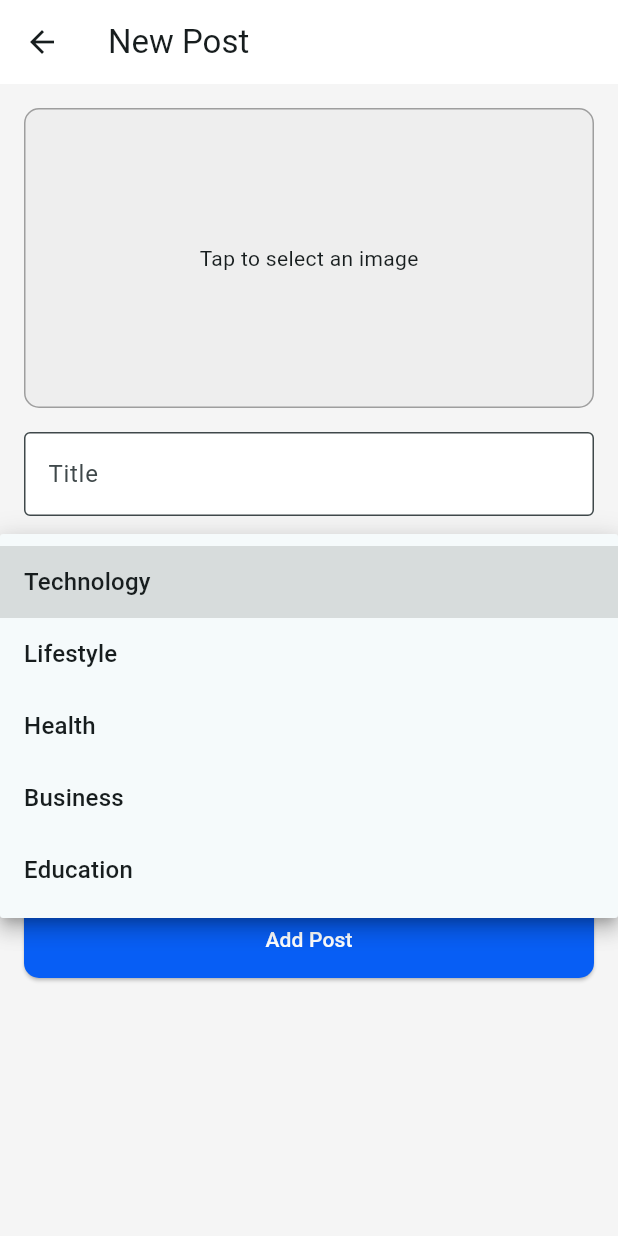
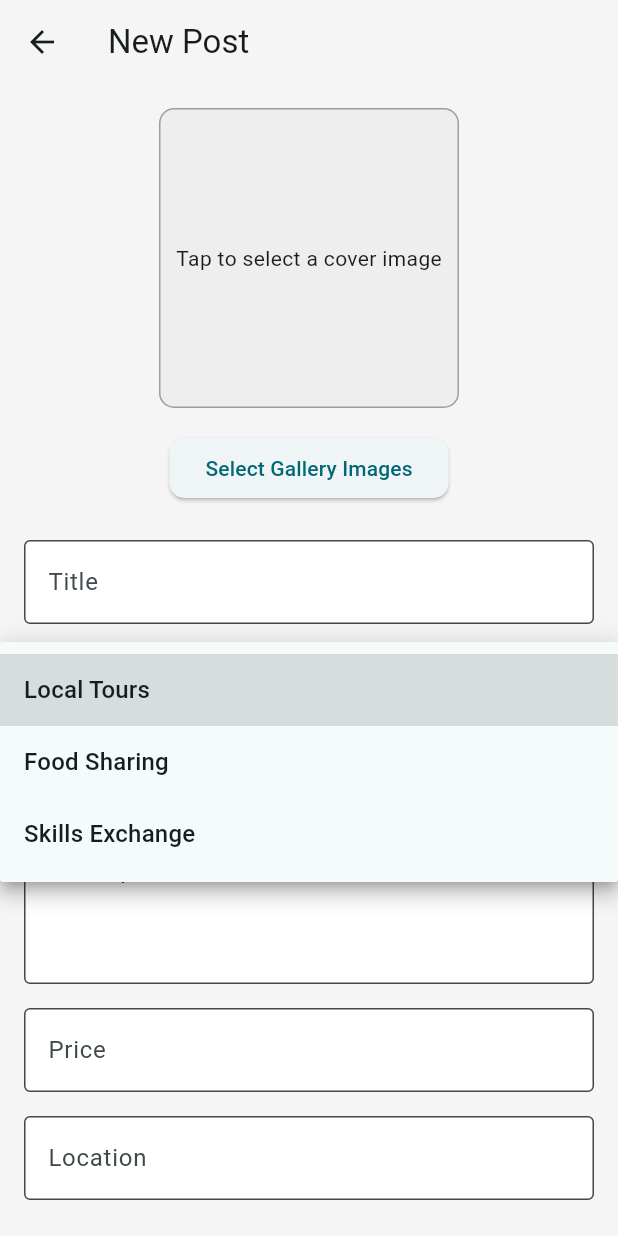
Before and after one commit to mrmuslih-matmsh/Exploreo, a Flutter app: the NewPostScreen screen opened directly, after a tap on "Select Category", on a phone screen of 412 x 824 dp. Run offline on Flutter 3.47's test engine with Material 3 defaults, Android fonts, the phone set to English and light mode, and no system bars; our stand-ins replace cloud_firestore, firebase_core, flutter_gemini, flutter_rating_bar, image_picker, shared_preferences; accounts and stored records are empty.

Commit message:
update new post screen

```diff
--- a/lib/Screens/new_post.dart
+++ b/lib/Screens/new_post.dart
@@ -1,7 +1,10 @@
-import 'package:exploreo/Components/color.dart';
+import 'dart:convert';
+import 'dart:io';
 import 'package:flutter/material.dart';
 import 'package:image_picker/image_picker.dart';
-import 'dart:io';
+import 'package:http/http.dart' as http;
+import 'package:shared_preferences/shared_preferences.dart';
+import 'package:cloud_firestore/cloud_firestore.dart';
 
 class NewPostScreen extends StatefulWidget {
   const NewPostScreen({super.key});
@@ -13,40 +16,134 @@ class NewPostScreen extends StatefulWidget {
 class _NewPostScreenState extends State<NewPostScreen> {
   final TextEditingController _titleController = TextEditingController();
   final TextEditingController _descriptionController = TextEditingController();
+  final TextEditingController _priceController = TextEditingController();
+  final TextEditingController _locationController = TextEditingController();
   String? _selectedCategory;
-  XFile? _selectedImage;
+  XFile? _coverImage;
+  List<XFile> _galleryImages = [];
+  String? _currentUserEmail;
 
   final List<String> _categories = [
-    'Technology',
-    'Lifestyle',
-    'Health',
-    'Business',
-    'Education'
+    'Local Tours',
+    'Food Sharing',
+    'Skills Exchange',
   ];
 
-  Future<void> _pickImage() async {
+  @override
+  void initState() {
+    super.initState();
+    _fetchCurrentUser();
+  }
+
+  Future<void> _fetchCurrentUser() async {
+    final SharedPreferences prefs = await SharedPreferences.getInstance();
+    setState(() {
+      _currentUserEmail = prefs.getString('currentUser');
+    });
+  }
+
+  Future<void> _pickCoverImage() async {
     final ImagePicker picker = ImagePicker();
     final XFile? image = await picker.pickImage(source: ImageSource.gallery);
     if (image != null) {
       setState(() {
-        _selectedImage = image;
+        _coverImage = image;
       });
     }
   }
 
-  void _submitPost() {
-    if (_selectedImage == null ||
+  Future<void> _pickGalleryImages() async {
+    final ImagePicker picker = ImagePicker();
+    final List<XFile>? images = await picker.pickMultiImage();
+    if (images != null && images.isNotEmpty) {
+      setState(() {
+        _galleryImages = images;
+      });
+    }
+  }
+
+  Future<String> _uploadImageToCloudinary(XFile image) async {
+    const String cloudinaryUrl =
+        "https://api.cloudinary.com/v1_1/dr9oixybv/image/upload";
+    const String uploadPreset = "flutter_upload";
+
+    final file = File(image.path);
+
+    final request = http.MultipartRequest('POST', Uri.parse(cloudinaryUrl))
+      ..fields['upload_preset'] = uploadPreset
+      ..files.add(await http.MultipartFile.fromPath('file', file.path));
+
+    debugPrint('Sending request to: ${request.url}');
+    debugPrint('Upload preset: ${uploadPreset}');
+    debugPrint('File path: ${file.path}');
+
+    try {
+      final response = await request.send();
+      if (response.statusCode == 200) {
+        final responseData = await http.Response.fromStream(response);
+        final Map<String, dynamic> data = json.decode(responseData.body);
+        return data['secure_url'];
+      } else {
+        debugPrint(
+            'Image upload failed with status code: ${response.statusCode}');
+        return Future.error(
+            'Image upload failed with status code: ${response.statusCode}');
+      }
+    } catch (e) {
+      debugPrint('Image upload failed: $e');
+      return Future.error('Image upload failed: $e');
+    }
+  }
+
+  Future<List<String>> _uploadMultipleImagesToCloudinary(
+      List<XFile> images) async {
+    List<String> uploadedUrls = [];
+    for (var image in images) {
+      final url = await _uploadImageToCloudinary(image);
+      uploadedUrls.add(url);
+    }
+    return uploadedUrls;
+  }
+
+  Future<void> _submitPost() async {
+    if (_coverImage == null ||
+        _galleryImages.isEmpty ||
         _titleController.text.isEmpty ||
         _selectedCategory == null ||
-        _descriptionController.text.isEmpty) {
+        _descriptionController.text.isEmpty ||
+        _priceController.text.isEmpty ||
+        _locationController.text.isEmpty) {
       ScaffoldMessenger.of(context).showSnackBar(
         const SnackBar(
-            content: Text('Please fill out all fields and select an image.')),
+          content: Text('Please fill out all fields and select images.'),
+        ),
       );
       return;
     }
 
-    // Handle post submission logic here
+    try {
+      // Upload images to Cloudinary
+      final String coverImageUrl = await _uploadImageToCloudinary(_coverImage!);
+      final List<String> galleryImageUrls =
+          await _uploadMultipleImagesToCloudinary(_galleryImages);
+
+      // Prepare post details
+      Map<String, dynamic> postDetails = {
+        "category": _selectedCategory,
+        "coverimage": coverImageUrl,
+        "description": _descriptionController.text,
+        "images": galleryImageUrls,
+        "location": _locationController.text,
+        "posted_by": _currentUserEmail ?? "anonymous",
+        "postid": "p${DateTime.now().millisecondsSinceEpoch}",
+        "price": _priceController.text,
+        "rating": 0.0,
+        "timestamp": FieldValue.serverTimestamp(),
+        "title": _titleController.text,
+      };
+
+      // Save to Firestore
+      await FirebaseFirestore.instance.collection('posts').add(postDetails);
 
       ScaffoldMessenger.of(context).showSnackBar(
         const SnackBar(content: Text('Post added successfully!')),
@@ -54,11 +151,19 @@ class _NewPostScreenState extends State<NewPostScreen> {
 
       // Clear fields after submission
       setState(() {
-      _selectedImage = null;
+        _coverImage = null;
+        _galleryImages = [];
         _titleController.clear();
         _descriptionController.clear();
+        _priceController.clear();
+        _locationController.clear();
         _selectedCategory = null;
       });
+    } catch (e) {
+      ScaffoldMessenger.of(context).showSnackBar(
+        SnackBar(content: Text('Error: $e')),
+      );
+    }
   }
 
   @override
@@ -66,13 +171,10 @@ class _NewPostScreenState extends State<NewPostScreen> {
     final double screenWidth = MediaQuery.of(context).size.width;
 
     return Scaffold(
-      backgroundColor: primaryColor,
+      backgroundColor: Colors.grey[100],
       appBar: AppBar(
-        title: const Align(
-          alignment: Alignment.centerLeft,
-          child: Text('New Post'),
-        ),
-        backgroundColor: Colors.white,
+        title: const Text('New Post'),
+        backgroundColor: Colors.grey[100],
       ),
       body: Padding(
         padding: const EdgeInsets.all(16.0),
@@ -80,23 +182,51 @@ class _NewPostScreenState extends State<NewPostScreen> {
           child: Column(
             crossAxisAlignment: CrossAxisAlignment.start,
             children: [
-              GestureDetector(
-                onTap: _pickImage,
+              Center(
+                child: GestureDetector(
+                  onTap: _pickCoverImage,
                   child: Container(
                     height: 200,
-                  width: double.infinity,
+                    width: 200,
                     decoration: BoxDecoration(
                       color: Colors.grey[200],
                       border: Border.all(color: Colors.grey),
                       borderRadius: BorderRadius.circular(10),
                     ),
-                  child: _selectedImage == null
-                      ? const Center(child: Text('Tap to select an image'))
+                    child: _coverImage == null
+                        ? const Center(
+                            child: Text('Tap to select a cover image'))
                         : Image.file(
-                          File(_selectedImage!.path),
+                            File(_coverImage!.path),
                             fit: BoxFit.cover,
                           ),
                   ),
+                ),
+              ),
+              const SizedBox(height: 16),
+              Center(
+                child: ElevatedButton(
+                  onPressed: _pickGalleryImages,
+                  style: ElevatedButton.styleFrom(
+                    shape: RoundedRectangleBorder(
+                      borderRadius: BorderRadius.circular(10),
+                    ),
+                  ),
+                  child: const Text('Select Gallery Images'),
+                ),
+              ),
+              const SizedBox(height: 8),
+              Wrap(
+                spacing: 8.0,
+                runSpacing: 8.0,
+                children: _galleryImages.map((image) {
+                  return Image.file(
+                    File(image.path),
+                    width: 100,
+                    height: 100,
+                    fit: BoxFit.cover,
+                  );
+                }).toList(),
               ),
               const SizedBox(height: 16),
               TextField(
@@ -141,12 +271,33 @@ class _NewPostScreenState extends State<NewPostScreen> {
                 ),
               ),
               const SizedBox(height: 16),
+              TextField(
+                controller: _priceController,
+                keyboardType: TextInputType.number,
+                decoration: const InputDecoration(
+                  labelText: 'Price',
+                  border: OutlineInputBorder(),
+                  filled: true,
+                  fillColor: Colors.white,
+                ),
+              ),
+              const SizedBox(height: 16),
+              TextField(
+                controller: _locationController,
+                decoration: const InputDecoration(
+                  labelText: 'Location',
+                  border: OutlineInputBorder(),
+                  filled: true,
+                  fillColor: Colors.white,
+                ),
+              ),
+              const SizedBox(height: 16),
               SizedBox(
                 width: screenWidth,
                 child: ElevatedButton(
                   onPressed: _submitPost,
                   style: ElevatedButton.styleFrom(
-                    backgroundColor: secondaryColor,
+                    backgroundColor: Colors.blue,
                     padding: const EdgeInsets.symmetric(vertical: 16.0),
                     shape: RoundedRectangleBorder(
                       borderRadius: BorderRadius.circular(10),
--- a/pubspec.yaml
+++ b/pubspec.yaml
@@ -32,6 +32,7 @@ dependencies:
   url_launcher: ^6.3.1
   flutter_rating_bar: ^4.0.1
   shared_preferences: ^2.3.4
+  http: ^1.2.2
 
 dev_dependencies:
   flutter_test:
```
Also changed, not shown: pubspec.lock. Lines whose indentation alone changed are shown as unchanged.
